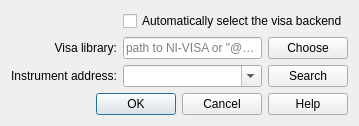
This is mercurygui/connection_dialog.ui in osgirl/mercurygui as Qt 5 draws it before an edit. The edited form follows.
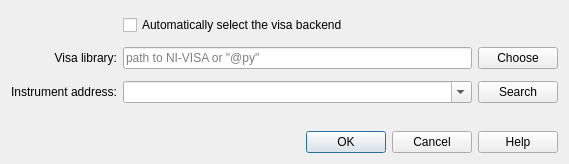
This is the edited form.

What changed in the file:
```diff
--- a/mercurygui/connection_dialog.ui
+++ b/mercurygui/connection_dialog.ui
@@ -2,50 +2,28 @@
 <ui version="4.0">
  <class>LibraryDialog</class>
  <widget class="QDialog" name="LibraryDialog">
+  <property name="geometry">
+   <rect>
+    <x>0</x>
+    <y>0</y>
+    <width>569</width>
+    <height>164</height>
+   </rect>
+  </property>
+  <property name="sizePolicy">
+   <sizepolicy hsizetype="Preferred" vsizetype="Preferred">
+    <horstretch>0</horstretch>
+    <verstretch>0</verstretch>
+   </sizepolicy>
+  </property>
   <property name="windowTitle">
    <string>Connection settings</string>
   </property>
   <layout class="QGridLayout">
-   <item row="0" column="0" colspan="3">
-    <layout class="QGridLayout" name="gridLayout">
-     <item row="1" column="1">
-      <widget class="QLineEdit" name="lineEditLibrary">
-       <property name="toolTip">
-        <string>&lt;html&gt;&lt;head/&gt;&lt;body&gt;&lt;p&gt;Manually select the NI-VISA library path or choose a pyvisa-py backend by entering &amp;quot;@py&amp;quot; in the path field.&lt;/p&gt;&lt;/body&gt;&lt;/html&gt;</string>
-       </property>
-       <property name="placeholderText">
-        <string>path to NI-VISA or &quot;@py&quot;</string>
-       </property>
-      </widget>
-     </item>
-     <item row="2" column="0">
-      <widget class="QLabel" name="labelVisaAdress">
-       <property name="text">
-        <string>Instrument address:</string>
-       </property>
-       <property name="alignment">
-        <set>Qt::AlignRight|Qt::AlignTrailing|Qt::AlignVCenter</set>
-       </property>
-      </widget>
-     </item>
-     <item row="2" column="2">
-      <widget class="QPushButton" name="pushButtonSearch">
-       <property name="toolTip">
-        <string>&lt;html&gt;&lt;head/&gt;&lt;body&gt;&lt;p&gt;Search for available instruments. Some instruments may not be detected.&lt;/p&gt;&lt;/body&gt;&lt;/html&gt;</string>
-       </property>
-       <property name="text">
-        <string>Search</string>
-       </property>
-      </widget>
-     </item>
-     <item row="2" column="1">
-      <widget class="QComboBox" name="comboBoxAddress">
-       <property name="editable">
-        <bool>true</bool>
-       </property>
-      </widget>
-     </item>
-     <item row="1" column="0">
+   <property name="verticalSpacing">
+    <number>8</number>
+   </property>
+   <item row="3" column="0">
       <widget class="QLabel" name="labelVisaLib">
        <property name="enabled">
         <bool>true</bool>
@@ -58,7 +36,17 @@
        </property>
       </widget>
      </item>
-     <item row="4" column="0" colspan="3">
+   <item row="5" column="0">
+    <widget class="QLabel" name="labelVisaAdress">
+     <property name="text">
+      <string>Instrument address:</string>
+     </property>
+     <property name="alignment">
+      <set>Qt::AlignRight|Qt::AlignTrailing|Qt::AlignVCenter</set>
+     </property>
+    </widget>
+   </item>
+   <item row="7" column="0" colspan="3">
       <widget class="QDialogButtonBox" name="buttonBox">
        <property name="orientation">
         <enum>Qt::Horizontal</enum>
@@ -68,7 +56,44 @@
        </property>
       </widget>
      </item>
-     <item row="1" column="2">
+   <item row="1" column="1">
+    <widget class="QCheckBox" name="checkBoxAutoVisa">
+     <property name="toolTip">
+      <string>&lt;html&gt;&lt;head/&gt;&lt;body&gt;&lt;p&gt;Automically detect installed NI-VISA library or fall back to pyvisa-py.&lt;/p&gt;&lt;/body&gt;&lt;/html&gt;</string>
+     </property>
+     <property name="text">
+      <string>Automatically select the visa backend</string>
+     </property>
+    </widget>
+   </item>
+   <item row="5" column="1">
+    <widget class="QComboBox" name="comboBoxAddress">
+     <property name="editable">
+      <bool>true</bool>
+     </property>
+    </widget>
+   </item>
+   <item row="5" column="2">
+    <widget class="QPushButton" name="pushButtonSearch">
+     <property name="toolTip">
+      <string>&lt;html&gt;&lt;head/&gt;&lt;body&gt;&lt;p&gt;Search for available instruments. Some instruments may not be detected.&lt;/p&gt;&lt;/body&gt;&lt;/html&gt;</string>
+     </property>
+     <property name="text">
+      <string>Search</string>
+     </property>
+    </widget>
+   </item>
+   <item row="3" column="1">
+    <widget class="QLineEdit" name="lineEditLibrary">
+     <property name="toolTip">
+      <string>&lt;html&gt;&lt;head/&gt;&lt;body&gt;&lt;p&gt;Manually select the NI-VISA library path or choose a pyvisa-py backend by entering &amp;quot;@py&amp;quot; in the path field.&lt;/p&gt;&lt;/body&gt;&lt;/html&gt;</string>
+     </property>
+     <property name="placeholderText">
+      <string>path to NI-VISA or &quot;@py&quot;</string>
+     </property>
+    </widget>
+   </item>
+   <item row="3" column="2">
       <widget class="QPushButton" name="pushButtonChoose">
        <property name="toolTip">
         <string>&lt;html&gt;&lt;head/&gt;&lt;body&gt;&lt;p&gt;Choose NI-VISA library to use.&lt;/p&gt;&lt;/body&gt;&lt;/html&gt;</string>
@@ -78,7 +103,33 @@
        </property>
       </widget>
      </item>
-     <item row="3" column="0" colspan="3">
+   <item row="2" column="0" colspan="3">
+    <spacer name="verticalSpacer_3">
+     <property name="orientation">
+      <enum>Qt::Vertical</enum>
+     </property>
+     <property name="sizeHint" stdset="0">
+      <size>
+       <width>0</width>
+       <height>0</height>
+      </size>
+     </property>
+    </spacer>
+   </item>
+   <item row="0" column="0" colspan="3">
+    <spacer name="verticalSpacer_4">
+     <property name="orientation">
+      <enum>Qt::Vertical</enum>
+     </property>
+     <property name="sizeHint" stdset="0">
+      <size>
+       <width>0</width>
+       <height>0</height>
+      </size>
+     </property>
+    </spacer>
+   </item>
+   <item row="6" column="0" colspan="3">
       <spacer name="verticalSpacer">
        <property name="orientation">
         <enum>Qt::Vertical</enum>
@@ -86,22 +137,23 @@
        <property name="sizeHint" stdset="0">
         <size>
          <width>0</width>
+       <height>20</height>
+      </size>
+     </property>
+    </spacer>
+   </item>
+   <item row="4" column="0" colspan="3">
+    <spacer name="verticalSpacer_2">
+     <property name="orientation">
+      <enum>Qt::Vertical</enum>
+     </property>
+     <property name="sizeHint" stdset="0">
+      <size>
+       <width>0</width>
          <height>0</height>
         </size>
        </property>
       </spacer>
-     </item>
-     <item row="0" column="1" colspan="2">
-      <widget class="QCheckBox" name="checkBoxAutoVisa">
-       <property name="toolTip">
-        <string>&lt;html&gt;&lt;head/&gt;&lt;body&gt;&lt;p&gt;Automically detect installed NI-VISA library or fall back to pyvisa-py.&lt;/p&gt;&lt;/body&gt;&lt;/html&gt;</string>
-       </property>
-       <property name="text">
-        <string>Automatically select the visa backend</string>
-       </property>
-      </widget>
-     </item>
-    </layout>
    </item>
   </layout>
  </widget>
```
Left out of the diff: 2 changed lines with no effect on the pictures. Lines whose indentation alone changed are shown as unchanged.
